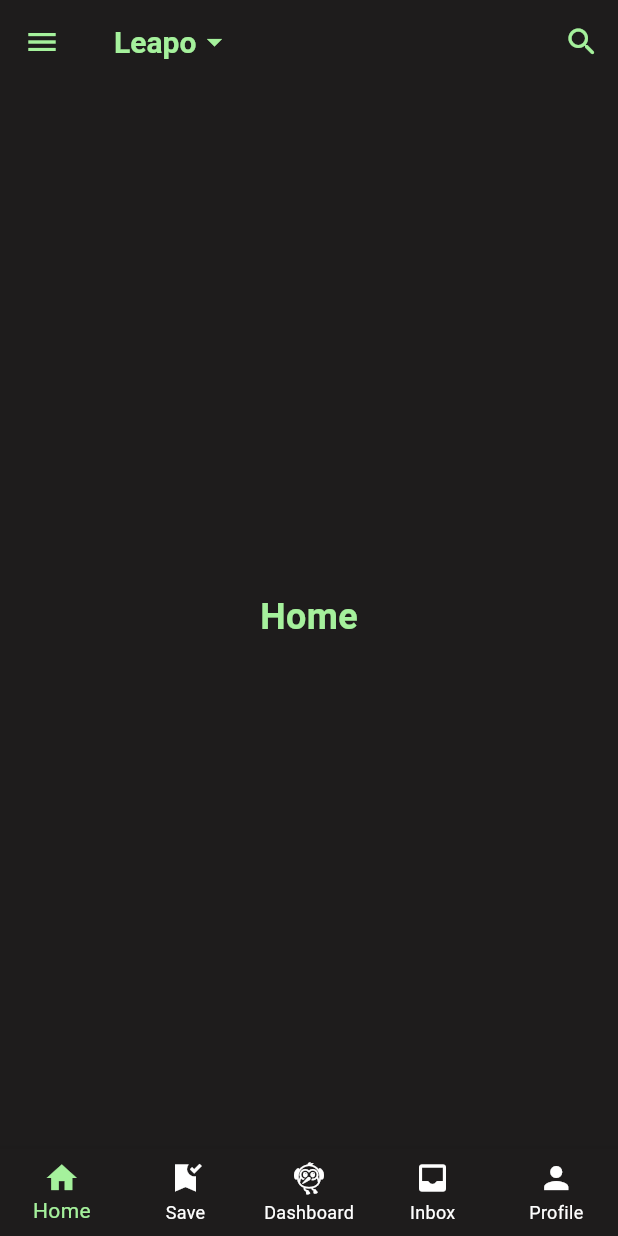
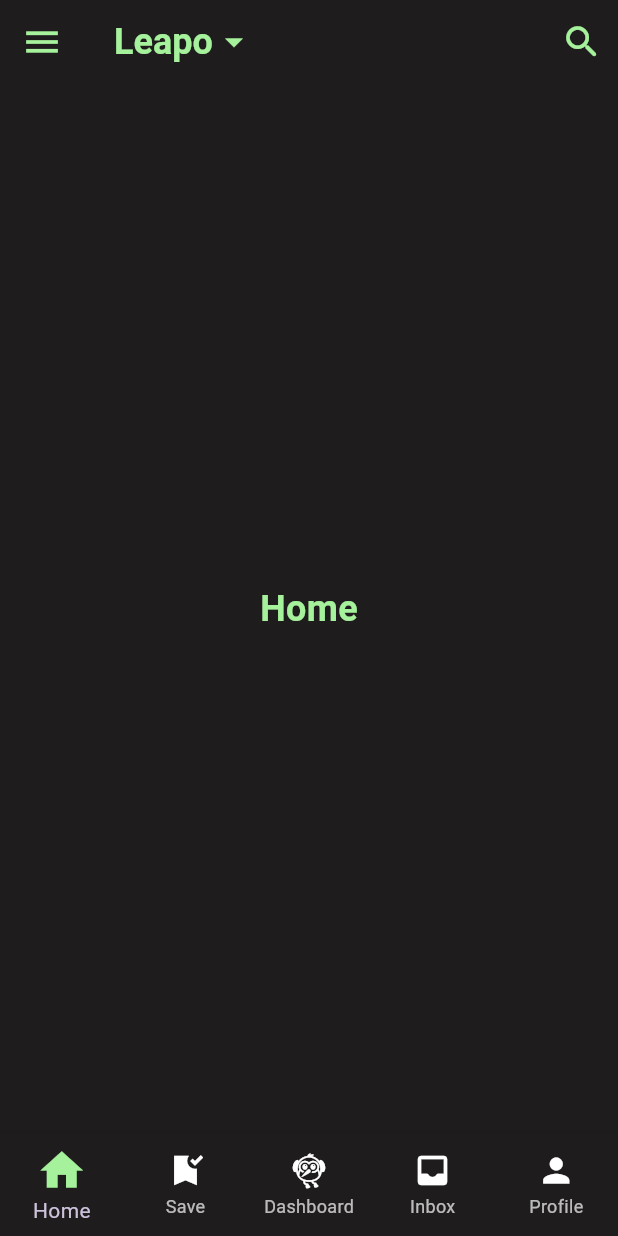
Before and after one commit to AurelioAlfons/Leap, a Flutter app: the screen it shows after launch, on a phone screen of 412 x 824 dp. Run offline on Flutter 3.47's test engine with Material 3 defaults, Android fonts, the phone set to English and light mode, and no system bars.

Commit message:
Update UI

```diff
--- a/lib/UI/Layout/styles.dart
+++ b/lib/UI/Layout/styles.dart
@@ -17,9 +17,10 @@ class Styles {
           titleTextStyle: TextStyle(
               color: Color.fromARGB(255, 165, 241, 156),
               fontWeight: FontWeight.bold,
-              fontSize: 20),
+              fontSize: 24),
           // Icon
-          iconTheme: IconThemeData(color: Color.fromARGB(255, 165, 241, 156))),
+          iconTheme: IconThemeData(
+              color: Color.fromARGB(255, 165, 241, 156), size: 28)),
 
       // ~~~~~~~~~~~~~~~~~~~~~~~~~~~~~~~~~~~~~~~~~~~~~~~~~~~~
 
@@ -33,12 +34,15 @@ class Styles {
 
       // Bottom Navbar
       bottomNavigationBarTheme: const BottomNavigationBarThemeData(
-        backgroundColor: Color.fromARGB(255, 30, 28, 28),
-        // Selected item
-        selectedItemColor: Color.fromARGB(255, 165, 241, 156),
-        // Unselected item
-        unselectedItemColor: Colors.white,
-      ),
+          backgroundColor: Color.fromARGB(255, 30, 28, 28),
+          // Selected item
+          selectedIconTheme: IconThemeData(
+              size: 34, color: Color.fromARGB(255, 165, 241, 156)),
+          // Unselected item
+          unselectedIconTheme: IconThemeData(
+            size: 26,
+            color: Colors.white,
+          )),
       //
     );
   }
```
